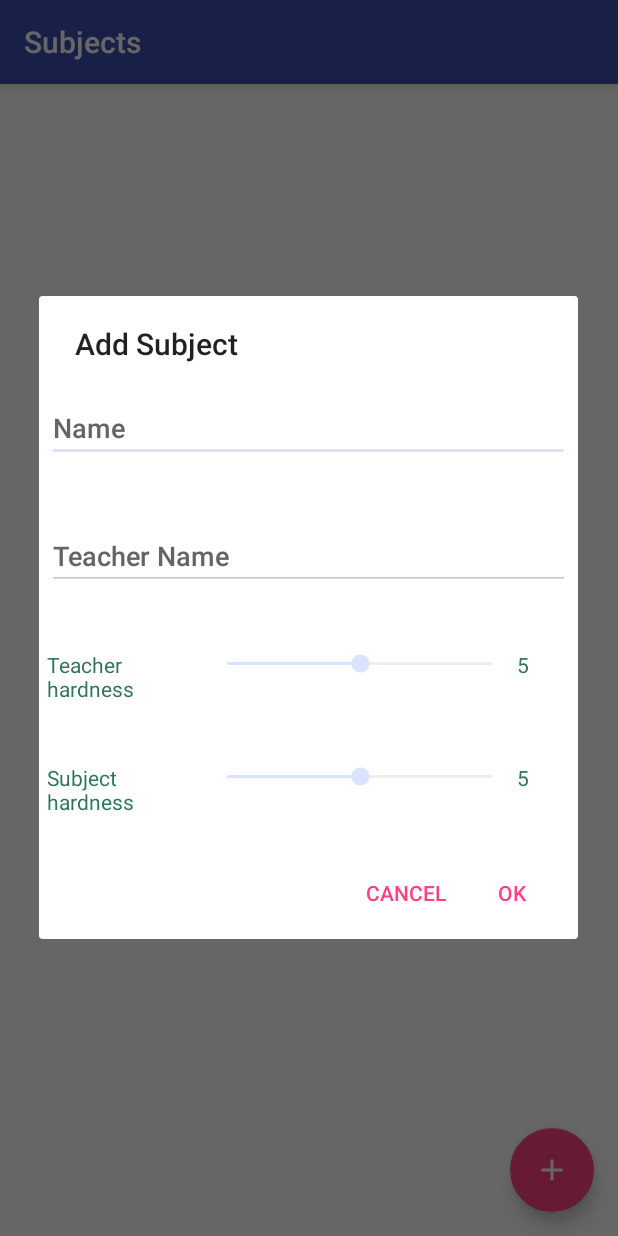
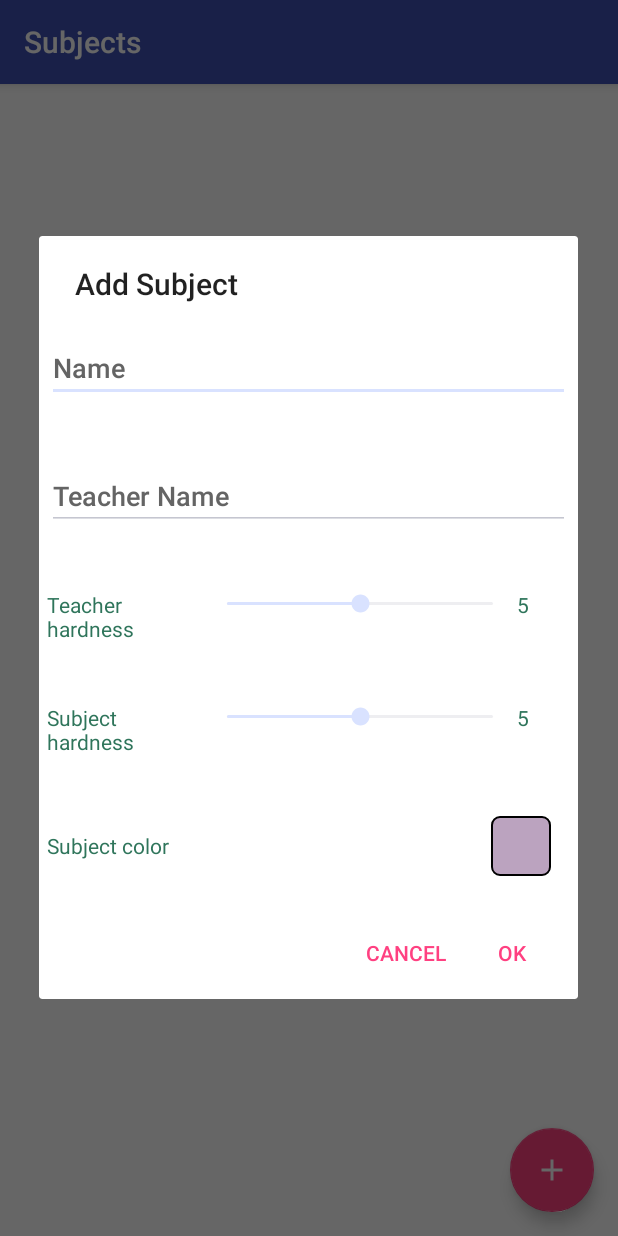
Before and after one commit to AshaSoftware/StudyDay, an Android app: the SubjectViewActivity screen opened directly, with no data from a screen before it, after a tap on an icon or button, on a phone screen of 412 x 824 dp. Run offline under Robolectric (Android 15) with nearby library versions, the phone set to English and light mode, and no system bars; libraries missing offline, so code that uses them is left out: yuku.ambilwarna.

Commit message:
Adicionada a opção do usuário selecionar uma cor para uma determinada matéria escolar

```diff
--- a/app/build.gradle
+++ b/app/build.gradle
@@ -24,4 +24,5 @@ dependencies {
     testCompile 'junit:junit:4.12'
     compile 'com.android.support:appcompat-v7:23.0.1'
     compile 'com.android.support:design:23.1.0'
+    compile 'com.github.yukuku:ambilwarna:2.0.1'
 }
--- a/app/src/main/java/com/ashasoftware/studyday/SubjectViewActivity.java
+++ b/app/src/main/java/com/ashasoftware/studyday/SubjectViewActivity.java
@@ -4,6 +4,7 @@ import android.app.AlertDialog;
 import android.content.Context;
 import android.content.DialogInterface;
 import android.graphics.Color;
+import android.graphics.drawable.GradientDrawable;
 import android.os.Bundle;
 import android.support.v7.app.ActionBar;
 import android.support.v7.app.AppCompatActivity;
@@ -19,6 +20,9 @@ import android.widget.TextView;
 import android.widget.Toast;
 
 import java.util.List;
+import java.util.Random;
+
+import yuku.ambilwarna.AmbilWarnaDialog;
 
 /**
  * Created by tiago on 05/11/15.
@@ -122,13 +126,15 @@ public class SubjectViewActivity extends AppCompatActivity implements SubjectVie
         }
     }
 
-    public class AddOrEditSubjectDialog implements SeekBar.OnSeekBarChangeListener {
+    public class AddOrEditSubjectDialog implements SeekBar.OnSeekBarChangeListener, AmbilWarnaDialog.OnAmbilWarnaListener {
 
         private final AlertDialog.Builder builder;
         private final EditText name, teacher;
         private final SeekBar subjectLevel, teacherLevel;
         private final TextView subjectLevelValue, teacherLevelValue;
+        private final View subjectColorValue;
         private final Materia materia;
+        private int subjectColor;
 
         public AddOrEditSubjectDialog( Context context, Materia materia ) {
             this.materia = materia;
@@ -145,6 +151,13 @@ public class SubjectViewActivity extends AppCompatActivity implements SubjectVie
             View v = li.inflate( R.layout.layout_add_subject_dialog, null );
             builder.setView( v );
 
+            //Gera um cor aleatório toda vez que a janela aparecer.
+            Random rand = new Random();
+            subjectColor = Color.argb( 255,
+                                       rand.nextInt( 256 ),
+                                       rand.nextInt( 256 ),
+                                       rand.nextInt( 256 ) );
+
             //Obtem os controles da janela.
             name = (EditText) v.findViewById( R.id.subject_name );
             teacher = (EditText) v.findViewById( R.id.prof_name );
@@ -152,8 +165,15 @@ public class SubjectViewActivity extends AppCompatActivity implements SubjectVie
             teacherLevel = (SeekBar) v.findViewById( R.id.prof_level );
             subjectLevelValue = (TextView) v.findViewById( R.id.subject_level_value );
             teacherLevelValue = (TextView) v.findViewById( R.id.prof_level_value );
+            subjectColorValue = v.findViewById( R.id.subject_color_value );
             subjectLevel.setOnSeekBarChangeListener( this );
             teacherLevel.setOnSeekBarChangeListener( this );
+            subjectColorValue.setOnClickListener( new View.OnClickListener() {
+                @Override
+                public void onClick( View v ) {
+                    new AmbilWarnaDialog( SubjectViewActivity.this, subjectColor, false, AddOrEditSubjectDialog.this ).show();
+                }
+            } );
 
             //Está no modo edição. Preenche os campos.
             if( materia != null ) {
@@ -161,7 +181,10 @@ public class SubjectViewActivity extends AppCompatActivity implements SubjectVie
                 teacher.setText( materia.getProfessor() );
                 subjectLevel.setProgress( materia.getDifMateria() );
                 teacherLevel.setProgress( materia.getDifProfessor() );
+                subjectColor = materia.getCor();
             }
+
+            ((GradientDrawable) subjectColorValue.getBackground()).setColor( subjectColor );
         }
 
         //Evento chamando quando o usuário clicar no botao OK.
@@ -182,7 +205,7 @@ public class SubjectViewActivity extends AppCompatActivity implements SubjectVie
                 if( materia == null ) {
                     App.getDatabase().addMateria( name.getText().toString(),
                                                   teacher.getText().toString(),
-                                                  Color.GREEN,
+                                                  subjectColor,
                                                   teacherLevel.getProgress(),
                                                   subjectLevel.getProgress() );
                 } //Modo edição. Edita a máteria e atualiza no banco de dados.
@@ -191,7 +214,7 @@ public class SubjectViewActivity extends AppCompatActivity implements SubjectVie
                     materia.setProfessor( teacher.getText().toString() );
                     materia.setDifMateria( subjectLevel.getProgress() );
                     materia.setDifProfessor( teacherLevel.getProgress() );
-                    materia.setCor( Color.GREEN );
+                    materia.setCor( subjectColor );
                     App.getDatabase().updateMateria( materia );
                 }
 
@@ -223,5 +246,15 @@ public class SubjectViewActivity extends AppCompatActivity implements SubjectVie
         public void onStopTrackingTouch( SeekBar seekBar ) {
 
         }
+
+        @Override
+        public void onCancel( AmbilWarnaDialog dialog ) {
+        }
+
+        @Override
+        public void onOk( AmbilWarnaDialog dialog, int color ) {
+            subjectColor = color;
+            ((GradientDrawable) subjectColorValue.getBackground()).setColor( subjectColor );
+        }
     }
 }
--- /dev/null
+++ b/app/src/main/res/drawable/view_border_around.xml
@@ -0,0 +1,9 @@
+<?xml version="1.0" encoding="utf-8"?>
+<shape xmlns:android="http://schemas.android.com/apk/res/android"
+       android:shape="rectangle">
+    <solid android:color="#ffffff"/>
+    <stroke
+        android:width="1dip"
+        android:color="#000"/>
+    <corners android:radius="5dp"/>
+</shape>
--- a/app/src/main/res/layout/layout_add_subject_dialog.xml
+++ b/app/src/main/res/layout/layout_add_subject_dialog.xml
@@ -26,8 +26,8 @@
                 android:layout_height="wrap_content"
                 android:layout_gravity="center_vertical"
                 android:hint="@string/words_name"
-                android:textColorHint="#646464"
-                android:textColor="#2f755b"/>
+                android:textColor="#2f755b"
+                android:textColorHint="#646464"/>
         </TableRow>
 
         <TableRow
@@ -47,8 +47,8 @@
                 android:layout_height="wrap_content"
                 android:layout_gravity="center_vertical"
                 android:hint="@string/words_teacher_name"
-                android:textColorHint="#646464"
-                android:textColor="#2f755b"/>
+                android:textColor="#2f755b"
+                android:textColorHint="#646464"/>
         </TableRow>
 
         <TableRow
@@ -66,8 +66,8 @@
                 android:layout_width="0dp"
                 android:layout_height="wrap_content"
                 android:layout_weight="0.3"
-                android:textColor="#2f755b"
-                android:text="@string/words_teacher_hardness"/>
+                android:text="@string/words_teacher_hardness"
+                android:textColor="#2f755b"/>
 
             <SeekBar
                 android:id="@+id/prof_level"
@@ -122,5 +122,33 @@
                 android:text="5"
                 android:textColor="#2f755b"/>
         </TableRow>
+
+        <TableRow
+            android:layout_width="match_parent"
+            android:layout_height="wrap_content"
+            android:layout_column="0"
+            android:layout_marginBottom="20dp"
+            android:layout_marginLeft="5dp"
+            android:layout_marginRight="5dp"
+            android:layout_marginTop="20dp"
+            android:layout_row="4"
+            >
+
+            <TextView
+                android:id="@+id/textView"
+                android:layout_width="0dp"
+                android:layout_height="match_parent"
+                android:layout_weight="0.3"
+                android:gravity="center_vertical"
+                android:text="@string/words_subject_color"
+                android:textColor="#2f755b"/>
+
+            <View
+                android:id="@+id/subject_color_value"
+                android:layout_width="40dp"
+                android:layout_height="40dp"
+                android:layout_marginRight="12dp"
+                android:background="@drawable/view_border_around"/>
+        </TableRow>
     </GridLayout>
 </LinearLayout>
--- a/app/src/main/res/values/strings.xml
+++ b/app/src/main/res/values/strings.xml
@@ -48,6 +48,7 @@
     <string name="words_no">No</string>
     <string name="words_subject_hardness">Subject hardness</string>
     <string name="words_teacher_hardness">Teacher hardness</string>
+    <string name="words_subject_color">Subject color</string>
 
     <!-- Subject -->
     <string name="show_subject">Show Subject</string>
```
